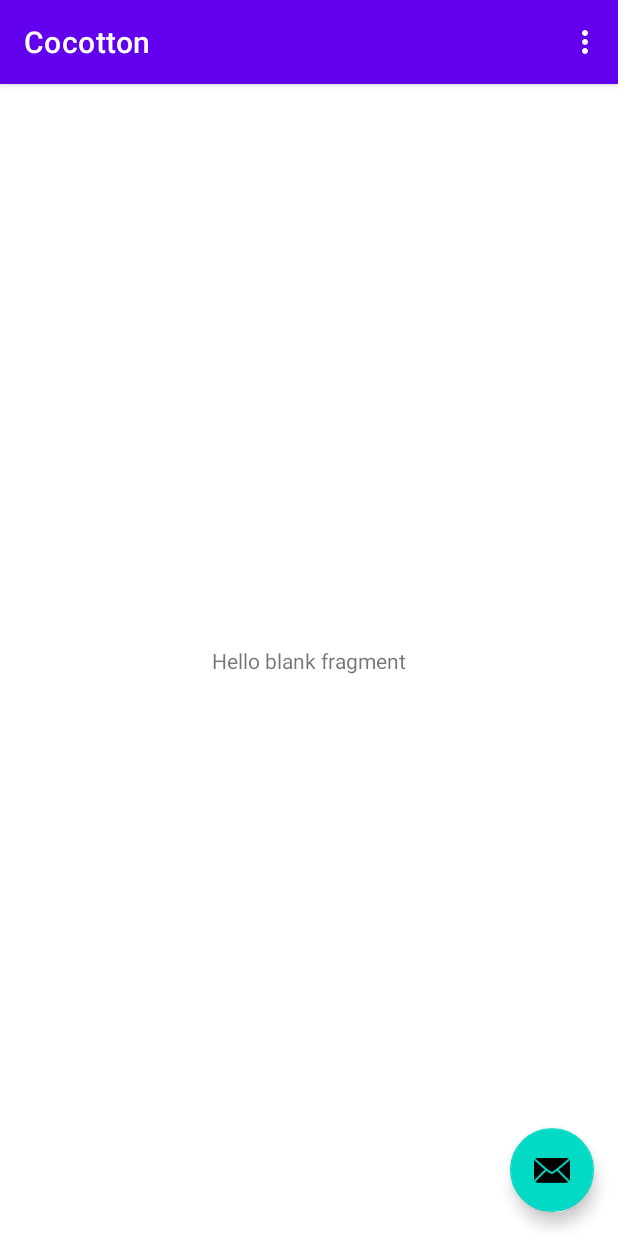
After one commit to UgoPerniceni/Cocotton-front-mobile, an Android app: the SettingFragment screen opened through its navigation route, on a phone screen of 412 x 824 dp. The commit adds this screen. Run offline under Robolectric (Android 15) with nearby library versions, the phone set to English and light mode, and no system bars.

Commit message:
update navigation & add Setting Fragment

```diff
--- a/app/build.gradle
+++ b/app/build.gradle
@@ -41,6 +41,7 @@ dependencies {
     implementation 'androidx.constraintlayout:constraintlayout:1.1.3'
     implementation 'androidx.navigation:navigation-fragment-ktx:2.2.2'
     implementation 'androidx.navigation:navigation-ui-ktx:2.2.2'
+    implementation 'androidx.legacy:legacy-support-v4:1.0.0'
     testImplementation 'junit:junit:4.+'
     androidTestImplementation 'androidx.test.ext:junit:1.1.1'
     androidTestImplementation 'androidx.test.espresso:espresso-core:3.2.0'
--- a/app/src/main/java/fr/esgi/cocotton/FirstFragment.kt
+++ b/app/src/main/java/fr/esgi/cocotton/FirstFragment.kt
@@ -11,11 +11,11 @@ import androidx.navigation.fragment.findNavController
 /**
  * A simple [Fragment] subclass as the default destination in the navigation.
  */
-class FirstFragment : Fragment() {
+class FirstFragment : Fragment(), View.OnClickListener {
 
     override fun onCreateView(
-            inflater: LayoutInflater, container: ViewGroup?,
-            savedInstanceState: Bundle?
+        inflater: LayoutInflater, container: ViewGroup?,
+        savedInstanceState: Bundle?
     ): View? {
         // Inflate the layout for this fragment
         return inflater.inflate(R.layout.fragment_first, container, false)
@@ -24,8 +24,14 @@ class FirstFragment : Fragment() {
     override fun onViewCreated(view: View, savedInstanceState: Bundle?) {
         super.onViewCreated(view, savedInstanceState)
 
-        view.findViewById<Button>(R.id.button_first).setOnClickListener {
-            findNavController().navigate(R.id.action_FirstFragment_to_SecondFragment)
+        view.findViewById<Button>(R.id.button_first).setOnClickListener(this)
+    }
+
+    override fun onClick(view: View?) {
+        when(view?.id){
+            R.id.button_first -> {
+                findNavController().navigate(R.id.action_FirstFragment_to_SecondFragment)
+            }
         }
     }
 }
--- /dev/null
+++ b/app/src/main/java/fr/esgi/cocotton/SettingFragment.kt
@@ -0,0 +1,57 @@
+package fr.esgi.cocotton
+
+import android.os.Bundle
+import androidx.fragment.app.Fragment
+import android.view.LayoutInflater
+import android.view.View
+import android.view.ViewGroup
+
+// TODO: Rename parameter arguments, choose names that match
+// the fragment initialization parameters, e.g. ARG_ITEM_NUMBER
+private const val ARG_PARAM1 = "param1"
+private const val ARG_PARAM2 = "param2"
+
+/**
+ * A simple [Fragment] subclass.
+ * Use the [SettingFragment.newInstance] factory method to
+ * create an instance of this fragment.
+ */
+class SettingFragment : Fragment() {
+    // TODO: Rename and change types of parameters
+    private var param1: String? = null
+    private var param2: String? = null
+
+    override fun onCreate(savedInstanceState: Bundle?) {
+        super.onCreate(savedInstanceState)
+        arguments?.let {
+            param1 = it.getString(ARG_PARAM1)
+            param2 = it.getString(ARG_PARAM2)
+        }
+    }
+
+    override fun onCreateView(inflater: LayoutInflater, container: ViewGroup?,
+                              savedInstanceState: Bundle?): View? {
+        // Inflate the layout for this fragment
+        return inflater.inflate(R.layout.fragment_setting, container, false)
+    }
+
+    companion object {
+        /**
+         * Use this factory method to create a new instance of
+         * this fragment using the provided parameters.
+         *
+         * @param param1 Parameter 1.
+         * @param param2 Parameter 2.
+         * @return A new instance of fragment SettingFragment.
+         */
+        // TODO: Rename and change types and number of parameters
+        @JvmStatic
+        fun newInstance(param1: String, param2: String) =
+                SettingFragment().apply {
+                    arguments = Bundle().apply {
+                        putString(ARG_PARAM1, param1)
+                        putString(ARG_PARAM2, param2)
+                    }
+                }
+    }
+}
--- /dev/null
+++ b/app/src/main/res/layout/fragment_setting.xml
@@ -0,0 +1,19 @@
+<?xml version="1.0" encoding="utf-8"?>
+<androidx.constraintlayout.widget.ConstraintLayout xmlns:android="http://schemas.android.com/apk/res/android"
+    xmlns:app="http://schemas.android.com/apk/res-auto"
+    xmlns:tools="http://schemas.android.com/tools"
+    android:layout_width="match_parent"
+    android:layout_height="match_parent"
+    tools:context=".SettingFragment">
+
+    <TextView
+        android:id="@+id/textview_second"
+        android:layout_width="wrap_content"
+        android:layout_height="wrap_content"
+        android:text="@string/hello_blank_fragment"
+        app:layout_constraintTop_toTopOf="parent"
+        app:layout_constraintBottom_toBottomOf="parent"
+        app:layout_constraintStart_toStartOf="parent"
+        app:layout_constraintEnd_toEndOf="parent" />
+
+</androidx.constraintlayout.widget.ConstraintLayout>
--- a/app/src/main/res/navigation/nav_graph.xml
+++ b/app/src/main/res/navigation/nav_graph.xml
@@ -14,6 +14,7 @@
         <action
             android:id="@+id/action_FirstFragment_to_SecondFragment"
             app:destination="@id/SecondFragment" />
+
     </fragment>
     <fragment
         android:id="@+id/SecondFragment"
@@ -24,5 +25,20 @@
         <action
             android:id="@+id/action_SecondFragment_to_FirstFragment"
             app:destination="@id/FirstFragment" />
+
+        <action
+            android:id="@+id/action_SecondFragment_to_SettingFragment"
+            app:destination="@id/SettingFragment" />
+    </fragment>
+
+    <fragment
+        android:id="@+id/SettingFragment"
+        android:name="fr.esgi.cocotton.SettingFragment"
+        android:label="@string/settings_fragment_label"
+        tools:layout="@layout/fragment_setting">
+
+        <action
+            android:id="@+id/action_SettingFragment_to_FirstFragment"
+            app:destination="@id/FirstFragment" />
     </fragment>
 </navigation>
--- a/app/src/main/res/values/strings.xml
+++ b/app/src/main/res/values/strings.xml
@@ -4,9 +4,13 @@
     <!-- Strings used for fragments for navigation -->
     <string name="first_fragment_label">First Fragment</string>
     <string name="second_fragment_label">Second Fragment</string>
+    <string name="settings_fragment_label">Settings Fragment</string>
     <string name="next">Next</string>
     <string name="previous">Previous</string>
+    <string name="third">Third</string>
 
     <string name="hello_first_fragment">Hello first fragment</string>
     <string name="hello_second_fragment">Hello second fragment. Arg: %1$s</string>
+    <!-- TODO: Remove or change this placeholder text -->
+    <string name="hello_blank_fragment">Hello blank fragment</string>
 </resources>
```
Also changed, not shown: app/src/main/java/fr/esgi/cocotton/MainActivity.kt (+17 -4 lines), app/src/main/java/fr/esgi/cocotton/SecondFragment.kt (+14 -3 lines), app/src/main/res/layout/fragment_second.xml (+13 -1 lines).
